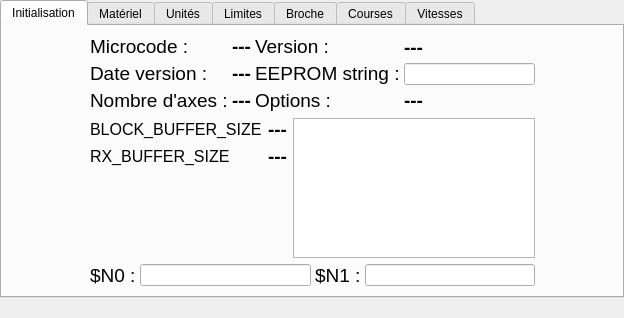
Above: dlgConfig.ui from fra589/cn5X before the change. Below: the same form after it.
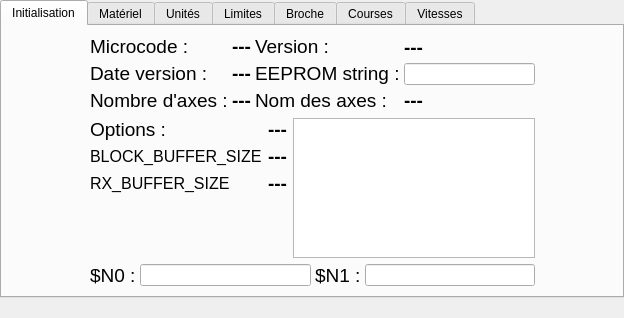
That is the form after the change. Icons and pictures are not drawn. Custom widgets are drawn as their Qt base class.

Commit message: debut d'implementation nombre d'axes variable entre 3 et 6 et parametrage du nom des axes en fonction de ceux definits dans grbl

Patch:
```diff
--- a/dlgConfig.ui
+++ b/dlgConfig.ui
@@ -74,7 +74,7 @@
          </property>
         </spacer>
        </item>
-       <item row="1" column="0">
+       <item row="2" column="0">
         <spacer name="horizontalSpacer_12">
          <property name="orientation">
           <enum>Qt::Horizontal</enum>
@@ -87,7 +87,7 @@
          </property>
         </spacer>
        </item>
-       <item row="1" column="1">
+       <item row="2" column="1">
         <layout class="QVBoxLayout" name="verticalLayout_25">
          <item>
           <layout class="QHBoxLayout" name="horizontalLayout_18">
@@ -216,14 +216,14 @@
               </widget>
              </item>
              <item>
-              <widget class="QLabel" name="lblInformations_5">
+              <widget class="QLabel" name="lblInformations_11">
                <property name="font">
                 <font>
                  <pointsize>14</pointsize>
                 </font>
                </property>
                <property name="text">
-                <string>Options :</string>
+                <string>Nom des axes :</string>
                </property>
               </widget>
              </item>
@@ -259,7 +259,7 @@
               </widget>
              </item>
              <item>
-              <widget class="QLabel" name="lblGrblOptions">
+              <widget class="QLabel" name="lblAxisName">
                <property name="font">
                 <font>
                  <pointsize>14</pointsize>
@@ -287,6 +287,18 @@
                  <property name="spacing">
                   <number>4</number>
                  </property>
+                 <item>
+                  <widget class="QLabel" name="lblInformations_5">
+                   <property name="font">
+                    <font>
+                     <pointsize>14</pointsize>
+                    </font>
+                   </property>
+                   <property name="text">
+                    <string>Options :</string>
+                   </property>
+                  </widget>
+                 </item>
                  <item>
                   <widget class="QLabel" name="lblInformations_9">
                    <property name="font">
@@ -318,6 +330,20 @@
                  <property name="spacing">
                   <number>4</number>
                  </property>
+                 <item>
+                  <widget class="QLabel" name="lblGrblOptions">
+                   <property name="font">
+                    <font>
+                     <pointsize>14</pointsize>
+                     <weight>75</weight>
+                     <bold>true</bold>
+                    </font>
+                   </property>
+                   <property name="text">
+                    <string>---</string>
+                   </property>
+                  </widget>
+                 </item>
                  <item>
                   <widget class="QLabel" name="lblGrblBlockBufferSize">
                    <property name="font">
@@ -430,7 +456,7 @@
          </item>
         </layout>
        </item>
-       <item row="1" column="2">
+       <item row="2" column="2">
         <spacer name="horizontalSpacer_13">
          <property name="orientation">
           <enum>Qt::Horizontal</enum>
@@ -443,7 +469,7 @@
          </property>
         </spacer>
        </item>
-       <item row="2" column="1">
+       <item row="3" column="1">
         <spacer name="verticalSpacer_12">
          <property name="orientation">
           <enum>Qt::Vertical</enum>
@@ -456,6 +482,32 @@
          </property>
         </spacer>
        </item>
+       <item row="1" column="1">
+        <spacer name="verticalSpacer_16">
+         <property name="orientation">
+          <enum>Qt::Vertical</enum>
+         </property>
+         <property name="sizeHint" stdset="0">
+          <size>
+           <width>20</width>
+           <height>40</height>
+          </size>
+         </property>
+        </spacer>
+       </item>
+       <item row="4" column="1">
+        <spacer name="verticalSpacer_17">
+         <property name="orientation">
+          <enum>Qt::Vertical</enum>
+         </property>
+         <property name="sizeHint" stdset="0">
+          <size>
+           <width>20</width>
+           <height>40</height>
+          </size>
+         </property>
+        </spacer>
+       </item>
       </layout>
      </widget>
      <widget class="QWidget" name="tab_1">
```
Left out of the diff: 126 changed lines with no effect on the pictures. The commit also changes 8 other files.
